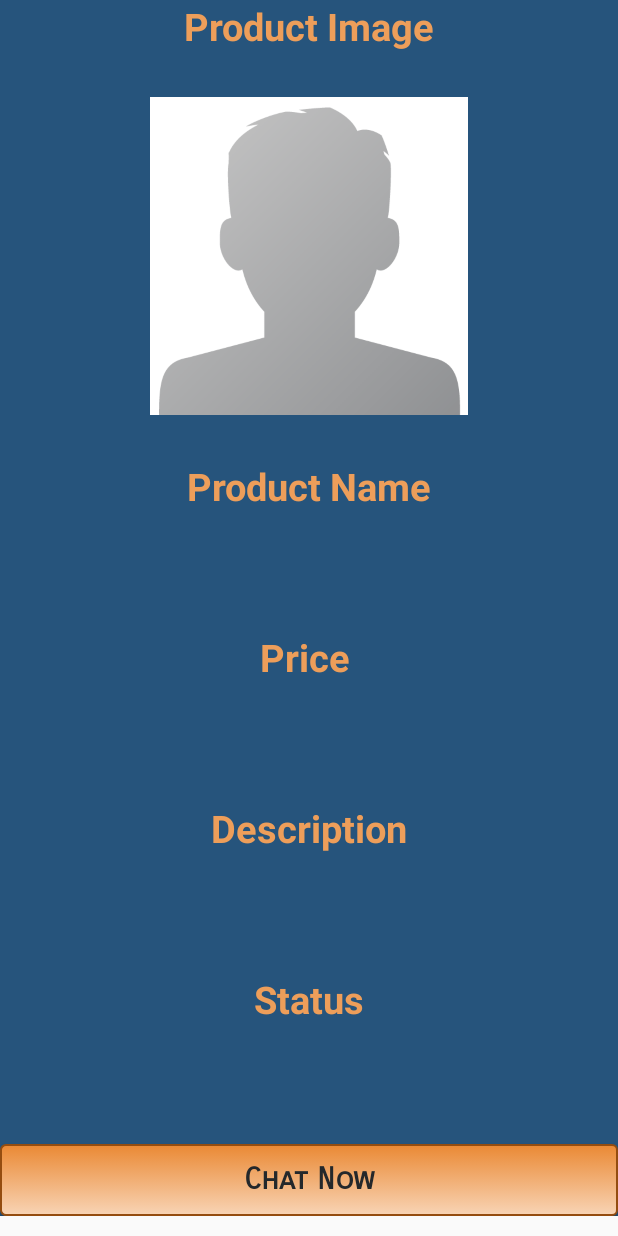
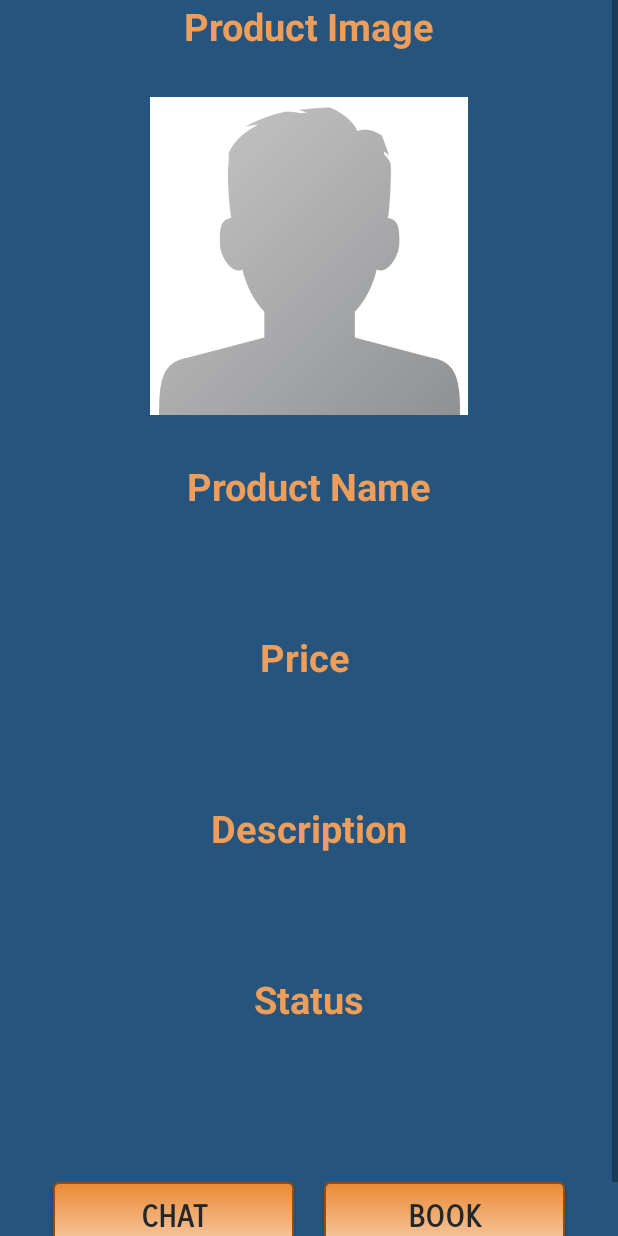
Before and after one commit to nityachinchani/MobileApp, an Android app: the layout activity_explore_buy.xml on its own in the app's theme, with its tools: preview values and no code run, on a phone screen of 412 x 824 dp. Run offline under Robolectric (Android 15) with nearby library versions, the phone set to English and light mode, and no system bars.

Commit message:
Allow buyer to book item

```diff
--- a/app/src/main/res/layout/activity_explore_buy.xml
+++ b/app/src/main/res/layout/activity_explore_buy.xml
@@ -118,19 +118,43 @@
                 android:layout_marginBottom="30dp"
                 android:textColor="@color/general_text_color" />
 
+            <LinearLayout
+                android:id="@+id/buttonLayout"
+                android:layout_width="match_parent"
+                android:layout_height="wrap_content"
+                android:layout_alignParentBottom="true" android:padding="25dp">
+
                 <Button
                     android:id="@+id/exploreBuyBtn"
                     android:layout_width="match_parent"
                     android:layout_height="wrap_content"
                     android:layout_weight="1"
                     android:background="@drawable/button_beautification"
-                android:fontFamily="sans-serif-smallcaps"
-                android:text="Chat Now"
+                    android:layout_marginHorizontal="10dp"
+                    android:text="CHAT"
                     android:textAlignment="center"
                     android:textAllCaps="false"
+                    android:fontFamily="sans-serif-smallcaps"
+                    android:textSize="20sp"
                     android:textColor="@color/button_text"
+                    android:textStyle="bold" />
+
+                <Button
+                    android:id="@+id/btnBook"
+                    android:layout_width="match_parent"
+                    android:layout_height="wrap_content"
+                    android:layout_weight="1"
+                    android:background="@drawable/button_beautification"
+                    android:layout_marginHorizontal="10dp"
+                    android:text="BOOK"
+                    android:textAlignment="center"
+                    android:textAllCaps="false"
+                    android:fontFamily="sans-serif-smallcaps"
                     android:textSize="20sp"
+                    android:textColor="@color/button_text"
                     android:textStyle="bold" />
+
+            </LinearLayout>
 
         </LinearLayout>
     </ScrollView>
```
Also changed, not shown: app/src/main/java/com/example/coen268project/View/ExploreBuyActivity.java (+28 -3 lines). Lines whose indentation alone changed are shown as unchanged.
